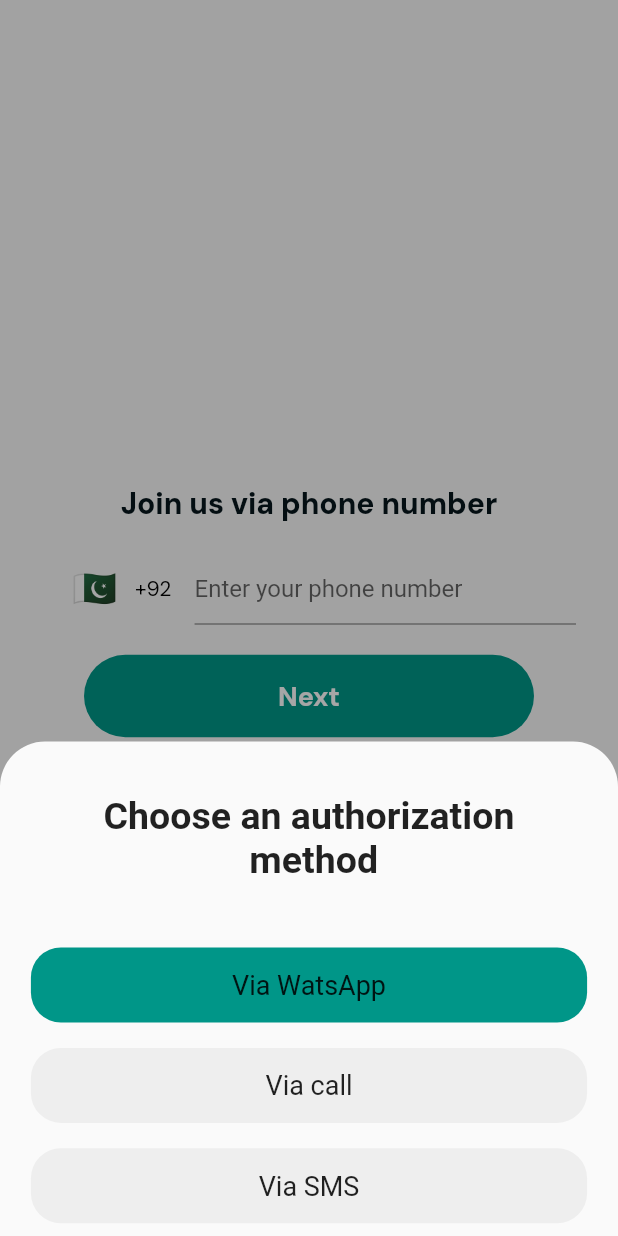
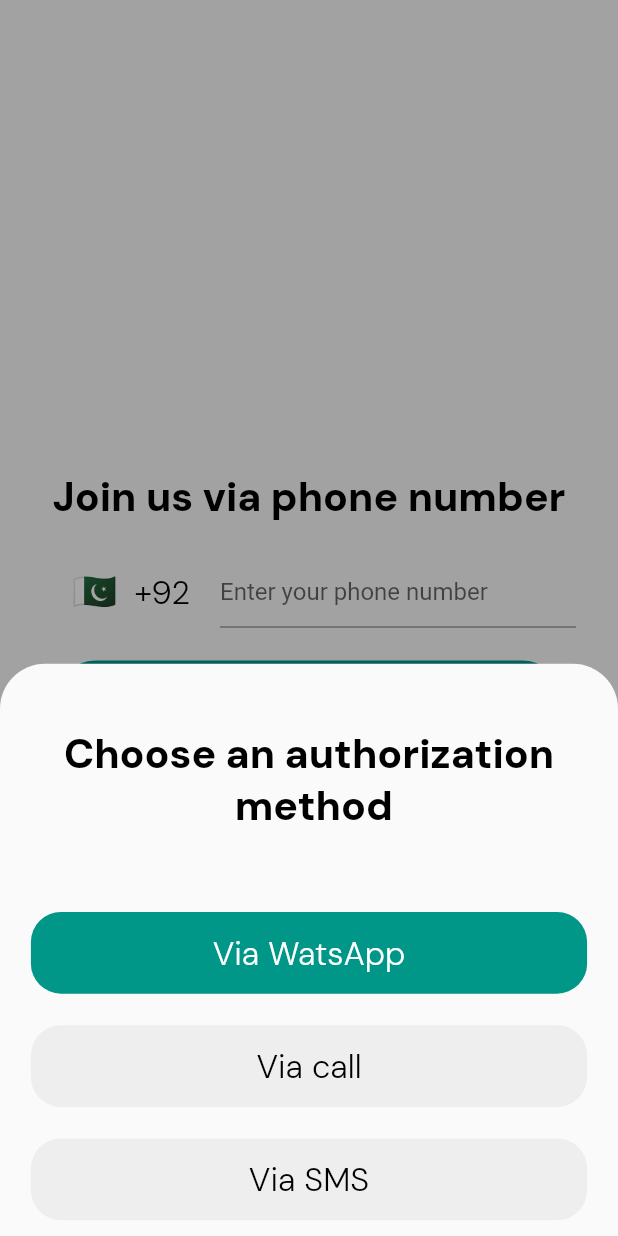
Before and after one commit to imranaziz1/WinDrive, a Flutter app: the screen it shows after launch, after a tap on "Next", on a phone screen of 412 x 824 dp. Run offline on Flutter 3.47's test engine with Material 2 defaults, Android fonts, the light colour scheme and no system bars; drawn by our look-alikes of intl_phone_number_input; our stand-ins replace flutter_screenutil, geolocator, google_fonts, google_maps_flutter, image_picker, modal_bottom_sheet and 1 more; missing offline and left inert: flutter_polyline_points; Roboto replaces fonts that are missing (Poppins-LightItalic.ttf).

Commit message:
before_home_screen_utils

```diff
--- a/lib/BasicInfo/basic_info.dart
+++ b/lib/BasicInfo/basic_info.dart
@@ -134,7 +134,7 @@
                         mainAxisAlignment: MainAxisAlignment.center,
                         children: [
                           SizedBox(height: 10,),
-                          CustomButton(title: "Save", onClick: (){}),
+                          CustomButton(title: "Save", context: context,onClick: (){}),
                         ],
                       )
                     ],
--- a/lib/Constants/colors.dart
+++ b/lib/Constants/colors.dart
@@ -5,6 +5,7 @@
   static const kBackGroundColor = Colors.white;
   static const kSmallTextSize = 15;
   static const kMediumTextSize = 20;
-  static const kLargeTextSize = 27;
+  static const kLargeTextSize = 27.0;
   static const kFontFamily = 'Poppins-LightItalic.ttf';
+
 }
--- a/lib/Login/login_screen.dart
+++ b/lib/Login/login_screen.dart
@@ -1,5 +1,6 @@
 import 'package:flutter/gestures.dart';
 import 'package:flutter/material.dart';
+import 'package:flutter_screenutil/flutter_screenutil.dart';
 import 'package:google_fonts/google_fonts.dart';
 import 'package:intl_phone_number_input/intl_phone_number_input.dart';
 import 'package:modal_bottom_sheet/modal_bottom_sheet.dart';
@@ -38,8 +39,17 @@
 
   @override
   Widget build(BuildContext context) {
-    // double screenHeight = MediaQuery.of(context).size.height - 20;
-    return Scaffold(
+     double screenHeight = MediaQuery.of(context).size.height;
+     double screenWidth = MediaQuery.of(context).size.width;
+     print("................................................................");
+     print(screenHeight);
+     print(screenWidth);
+     print("................................................................");
+
+
+
+
+     return Scaffold(
       body: SafeArea(
         child: Container(
           height: MediaQuery.of(context).size.height,
@@ -60,14 +70,10 @@
                      child: Text(
                        'Join us via phone number',
                        textAlign: TextAlign.center,
-                      style: GoogleFonts.dmSans(
-                         color: Color(0xff06161C),
-                         fontSize: 20,
-                         fontWeight: FontWeight.w800,
-                       ),
+                      style:Theme.of(context).textTheme.bodyLarge
                      ),
                    ),
-                   SizedBox(height: 20,),
+                   SizedBox(height: 20.h,),
 
                    Padding(
                      padding: const EdgeInsets.symmetric(horizontal: 28.0),
@@ -103,12 +109,13 @@
                        },
                      ),
                    ),
-                   SizedBox(height: 20,),
+                   SizedBox(height: 20.h,),
                    Padding(
                      padding: const EdgeInsets.only(bottom: 10.0),
                      child: Center(
                        child: InkWell(
                          onTap: () {
+
                            showMaterialModalBottomSheet(
 
                                shape: OutlineInputBorder(
@@ -124,59 +131,68 @@
                                ),
                                context: context,
                                builder: (context) =>Container(
-                                 height: MediaQuery.of(context).size.height*0.4,
+                                 height: 350.h,
                                  child:Column(
                                    mainAxisAlignment: MainAxisAlignment.spaceAround,
                                    children: [
-                                     SizedBox(height: 10,),
+                                     SizedBox(height: 10.h,),
 
-                                     Text("Choose an authorization\n method", textAlign: TextAlign.center,style: TextStyle(
-                                       fontSize: 25,
-                                       fontWeight: FontWeight.w700
-                                     ),),
-                                     SizedBox(height: 10,),
+                                     Text("Choose an authorization\n method", textAlign: TextAlign.center,style: Theme.of(context).textTheme.bodyLarge,),
+                                     SizedBox(height: 10.h,),
                                      InkWell(
                                        onTap: (){
+                                         Navigator.pop(context);
                                          Navigator.push(context, MaterialPageRoute(builder: (context)=>SendVerificationCode()));
                                        },
                                        child: Container(
-                                         height: 50,
+                                         height: 50.h,
                                          width: MediaQuery.of(context).size.width*0.9,
                                          decoration: BoxDecoration(
                                              color: Colors.teal,
                                              borderRadius: BorderRadius.circular(20)
                                          ),
-                                         child: Center(child: Text("Via WatsApp",style: TextStyle(fontSize: 18),)),
+                                         child: Center(child: Text("Via WatsApp",style: Theme.of(context).textTheme.bodyMedium)),
 
                                        ),
                                      ),
                                      InkWell(
                                        onTap: (){
+                                         Navigator.pop(context);
                                          Navigator.push(context, MaterialPageRoute(builder: (context)=>SendVerificationCode()));
                                        },
                                        child: Container(
-                                         height: 50,
+                                         height: 50.h,
                                          width: MediaQuery.of(context).size.width*0.9,
                                          decoration: BoxDecoration(
                                              color: Colors.grey.shade200,
                                              borderRadius: BorderRadius.circular(20)
                                          ),
-                                         child: Center(child: Text("Via call",style: TextStyle(fontSize: 18),)),
+                                         child: Center(child: Text("Via call",style: GoogleFonts.dmSans(
+                                           fontWeight: FontWeight.w300,
+                                           fontSize: 20.sp,
+                                           color: Colors.black,
+                                         ))),
 
                                        ),
                                      ),
                                      InkWell(
+
                                        onTap: (){
+                                         Navigator.pop(context);
                                          Navigator.push(context, MaterialPageRoute(builder: (context)=>SendVerificationCode()));
                                        },
                                        child: Container(
-                                         height: 50,
+                                         height: 50.h,
                                          width: MediaQuery.of(context).size.width*0.9,
                                          decoration: BoxDecoration(
                                              color: Colors.grey.shade200,
                                              borderRadius: BorderRadius.circular(20)
                                          ),
-                                         child: Center(child: Text("Via SMS",style: TextStyle(fontSize: 18),)),
+                                         child: Center(child: Text("Via SMS",style: GoogleFonts.dmSans(
+                                           fontWeight: FontWeight.w300,
+                                           fontSize: 20.sp,
+                                           color: Colors.black,
+                                         ))),
 
                                        ),
                                      ),
@@ -192,20 +208,16 @@
                            // Navigator.push(context, MaterialPageRoute(builder: (context)=>SendVerificationCode()));
                          // },
                          child: Container(
-                           width: 300,
-                           height: 55,
+                           width: 300.w,
+                           height: 55.h,
                            decoration: BoxDecoration(
                                borderRadius: BorderRadius.circular(30),
-                               color: Colors.teal
+                               color: Theme.of(context).primaryColor
                            ),
                            child: Center(
                              child: Text(
                                'Next',
-                               style: GoogleFonts.dmSans(
-                                 fontWeight: FontWeight.w700,
-                                 fontSize: 18,
-                                 color: Colors.white,
-                               ),
+                               style:Theme.of(context).textTheme.bodyMedium
                              ),
                            ),
 
@@ -217,29 +229,29 @@
                ),
              ),
              Positioned(
-               bottom: 10,
+               bottom: 10.h,
                left: 50,
                right: 50,
                child:  Center(
                  child: Container(
-                 width: 344,
+                 width: 344.w,
                  child: Column(
                    children: [
                      Row(
                        mainAxisAlignment: MainAxisAlignment.center,
                        children: [
                          Container(
-                           height: 30,
+                           height: 30.h,
                            child: Image.asset("assets/images/google (1).png") ,
                          ),
-                         SizedBox(width: 10,),
+                         SizedBox(width: 10.w,),
                          Container(
-                           height: 30,
+                           height: 30.h,
                            child: Image.asset("assets/images/mac-os-logo.png") ,
                          )
                        ],
                      ),
-                     SizedBox(height: 20,),
+                     SizedBox(height: 20.h,),
                      RichText(
                        textAlign: TextAlign.center,
                        text: TextSpan(
@@ -247,7 +259,7 @@
                            TextSpan(
                              text: 'By tapping "Next" you agree to ',
                              style: GoogleFonts.dmSans(
-                               fontSize: 12,
+                               fontSize: 12.sp,
                                fontWeight: FontWeight.w500,
                                color: Color(0xffA9A9AA),
                              ),
@@ -256,16 +268,16 @@
                          TextSpan(
                            text: 'Terms & Conditions',
                            style: GoogleFonts.dmSans(
-                             fontSize: 12,
+                             fontSize: 12.sp,
                              fontWeight: FontWeight.w500,
-                             color: Colors.teal,
+                             color: Theme.of(context).primaryColor,
                              decoration: TextDecoration.underline,
 
                            ),),
                            TextSpan(
                              text: ' and ',
                              style: GoogleFonts.dmSans(
-                               fontSize: 12,
+                               fontSize: 12.sp,
                                fontWeight: FontWeight.w500,
                                color: Color(0xffA9A9AA),
                              ),
@@ -274,9 +286,9 @@
                          TextSpan(
                            text: 'Privacy Policy',
                            style: GoogleFonts.dmSans(
-                             fontSize: 12,
+                             fontSize: 12.sp,
                              fontWeight: FontWeight.w500,
-                             color: Colors.teal,
+                             color: Theme.of(context).primaryColor,
                              decoration: TextDecoration.underline,
 
                            ),
--- a/lib/Request history/request_history.dart
+++ b/lib/Request history/request_history.dart
@@ -1,4 +1,5 @@
 import 'package:flutter/material.dart';
+import 'package:flutter_screenutil/flutter_screenutil.dart';
 
 import '../MainPage/home_page.dart';
 import '../MenuDrawer/drawer_page.dart';
@@ -151,7 +152,7 @@
 
                           child: Container(
 
-                            height: 100,
+                            height: 110.h,
                             width: MediaQuery.of(context).size.width*0.95,
                             decoration: BoxDecoration(
                               borderRadius: BorderRadius.circular(10),
--- a/lib/main.dart
+++ b/lib/main.dart
@@ -1,23 +1,52 @@
 import 'dart:async';
 import 'package:flutter/material.dart';
+import 'package:flutter_screenutil/flutter_screenutil.dart';
+import 'package:google_fonts/google_fonts.dart';
 import 'package:win_drive/Constants/colors.dart';
 
 import 'Login/login_screen.dart';
-import 'WelcomeScreen/welcome_screen.dart';
 
 void main() { runApp(MyApp());}
 
 class MyApp extends StatelessWidget {
   @override
   Widget build(BuildContext context) {
+    return ScreenUtilInit(
+        designSize: const Size(360, 756),
+    minTextAdapt: true,
+    splitScreenMode: true,
+    builder: (context , child) {
+
     return MaterialApp(
 theme: ThemeData(
   primaryColor: Constants.kPrimaryColor,
+  fontFamily: Constants.kFontFamily,
+  textTheme: TextTheme(
+    bodyLarge: GoogleFonts.dmSans(
+      fontWeight: FontWeight.w800,
+      fontSize: 25.sp,
+      color: Colors.black,
+    ),
+    bodyMedium: GoogleFonts.dmSans(
+      fontWeight: FontWeight.w300,
+      fontSize: 20.sp,
+      color: Colors.white,
+    ),
+
+    bodySmall:GoogleFonts.dmSans(
+      fontWeight: FontWeight.w300,
+      fontSize: 16.sp,
+      color: Colors.black,
+    ),
+
+
+  ),
+
 
 ),
       home: MyHomePage(),
       debugShowCheckedModeBanner: false,
-    );
+    );});
   }
 }
 
--- a/pubspec.yaml
+++ b/pubspec.yaml
@@ -38,6 +38,7 @@
   # Use with the CupertinoIcons class for iOS style icons.
   image_picker: ^0.8.5+3
   flutter_share: ^2.0.0
+  flutter_screenutil: ^5.5.4
   file_picker: ^5.2.0+1
   screenshot: ^1.2.3
   share_plus:
```
Also changed, not shown: lib/CityLocationPicker/city_location_picker.dart (+13 -19 lines), lib/CustomButtons/custom_button.dart (+5 -7 lines), lib/Login/send_verification_code.dart (+21 -19 lines), lib/MainPage/custom_text_field.dart (+5 -3 lines), lib/MainPage/main_bottom_container.dart (+19 -9 lines), lib/MenuDrawer/drawer_page.dart (+13 -11 lines), lib/RideDetails/ride_details.dart (+32 -26 lines), lib/WelcomeScreen/welcome_screen.dart (+10 -26 lines), pubspec.lock.
